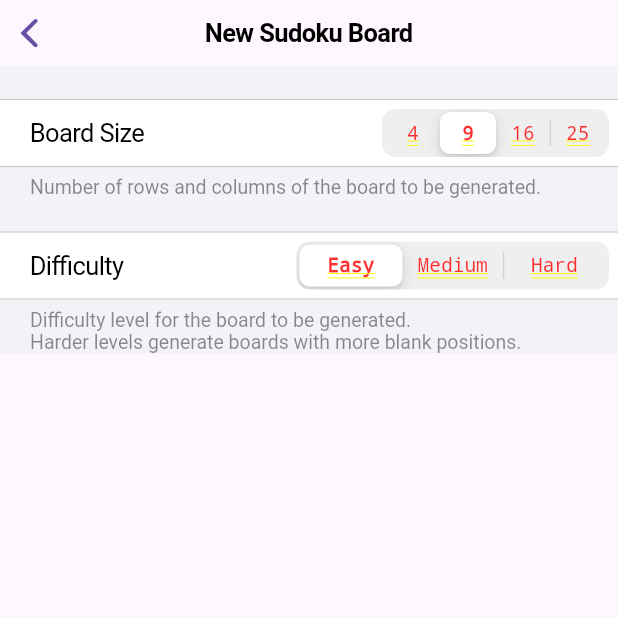
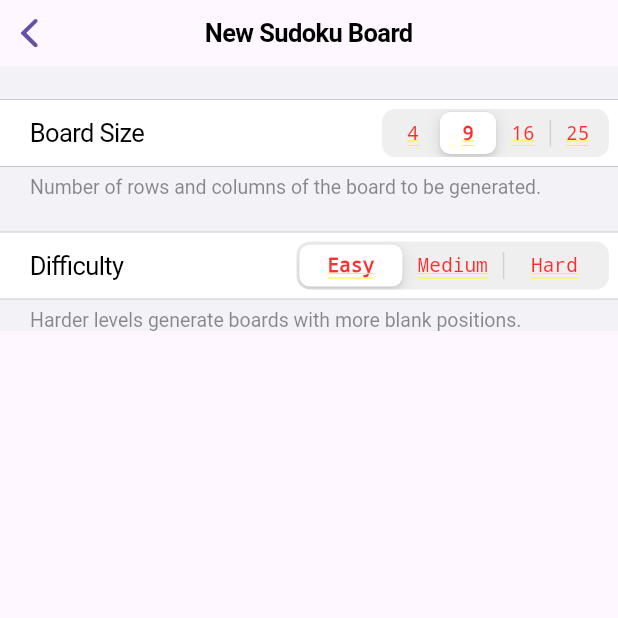
Before and after one commit to raulcostajunior/fludoku_demo, a Flutter app: the BoardSettingsCupertino screen opened directly, on a phone screen of 412 x 824 dp, the top half of it. Run offline on Flutter 3.47's test engine with Material 3 defaults, Android fonts, the phone set to English and light mode, and no system bars; drawn by our look-alikes of flutter_platform_widgets.

Commit message:
More compact text for board difficulty option footer.

```diff
--- a/lib/board_settings_cupertino.dart
+++ b/lib/board_settings_cupertino.dart
@@ -51,7 +51,6 @@ class _BoardSettingsCupertinoState extends State<BoardSettingsCupertino> {
                 footer: const Padding(
                   padding: EdgeInsets.only(top: 6.0),
                   child: Text(
-                      'Difficulty level for the board to be generated.\n'
                       'Harder levels generate boards with more blank positions.'),
                 ),
                 children: [
```
